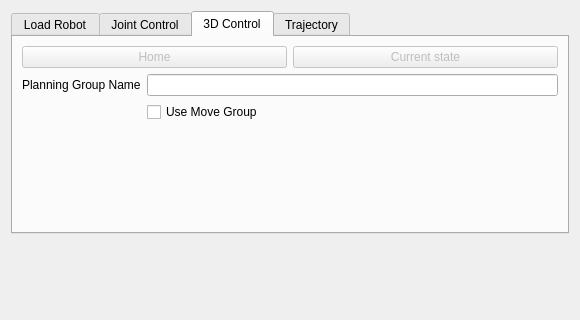
This is ROS2MotionControl/Resources/UI/ROS2MotionControl.ui in rosmed/slicer_ros2_module as Qt 5 draws it before an edit; both pictures show x 0 to 580 and y 0 to 320 of the 580 by 1162 pixel window. The edited form follows.
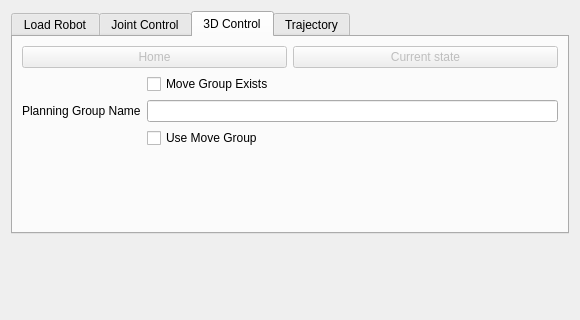
This is the edited form. The open tabs and pages were chosen to show the change. Custom widgets are drawn as their Qt base class.

Commit message: changed the way move group is detected (temporary). User checks box to unlock using movegroup

The edit to the form file:
```diff
--- a/ROS2MotionControl/Resources/UI/ROS2MotionControl.ui
+++ b/ROS2MotionControl/Resources/UI/ROS2MotionControl.ui
@@ -262,6 +262,16 @@
          </property>
         </spacer>
        </item>
+       <item row="4" column="1">
+        <widget class="QCheckBox" name="moveGroupExistsCheckBox">
+         <property name="enabled">
+          <bool>true</bool>
+         </property>
+         <property name="text">
+          <string>Move Group Exists</string>
+         </property>
+        </widget>
+       </item>
        <item row="5" column="1">
         <widget class="QLineEdit" name="planGroupLineEdit"/>
        </item>
```
The commit also changes 1 other file.
